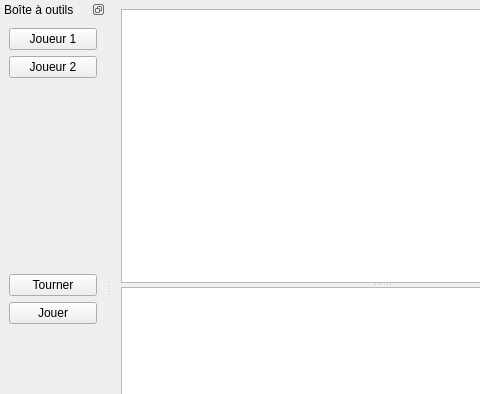
PacoARNGO/ProjetInfo, file GraphicGame/interface/game.ui: the form before one commit; both pictures show x 0 to 480 and y 0 to 394 of the 800 by 600 pixel window.
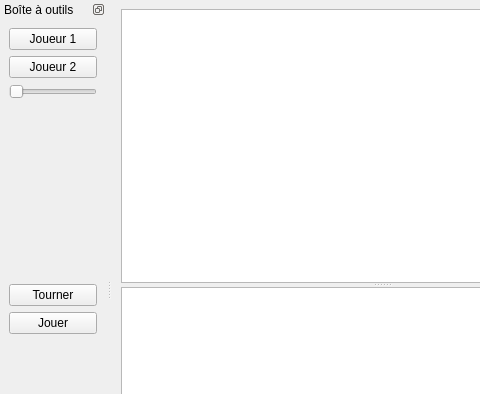
The form after the commit.

The edit to the form file:
```diff
--- a/GraphicGame/interface/game.ui
+++ b/GraphicGame/interface/game.ui
@@ -60,6 +60,19 @@
        </property>
       </widget>
      </item>
+     <item>
+      <widget class="QSlider" name="horizontalSliderZoom">
+       <property name="minimum">
+        <number>90</number>
+       </property>
+       <property name="maximum">
+        <number>130</number>
+       </property>
+       <property name="orientation">
+        <enum>Qt::Horizontal</enum>
+       </property>
+      </widget>
+     </item>
      <item>
       <spacer name="verticalSpacer_2">
        <property name="orientation">
```
Left out of the diff: 30 changed lines with no effect on the pictures.
